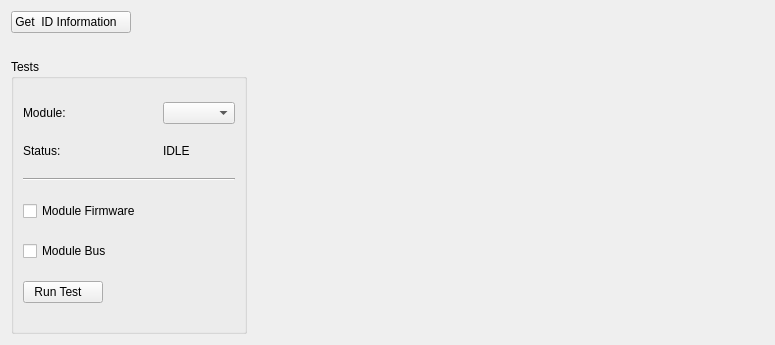
Qt form slsDetectorGui/forms/form_tab_debugging.ui (slsdetectorgroup/slsDetectorPackage) before a commit.
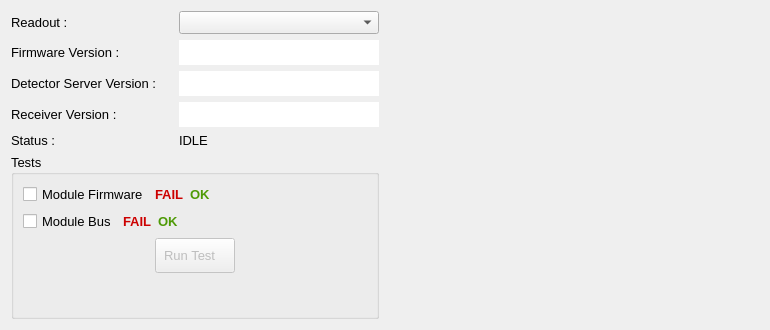
The same form after that commit. Icons and pictures are not drawn.

Diff of the .ui file:
```diff
--- a/slsDetectorGui/forms/form_tab_debugging.ui
+++ b/slsDetectorGui/forms/form_tab_debugging.ui
@@ -6,8 +6,8 @@
    <rect>
     <x>0</x>
     <y>0</y>
-    <width>775</width>
-    <height>345</height>
+    <width>770</width>
+    <height>330</height>
    </rect>
   </property>
   <property name="sizePolicy">
@@ -24,18 +24,24 @@
   </property>
   <property name="maximumSize">
    <size>
-    <width>1000</width>
-    <height>1000</height>
+    <width>770</width>
+    <height>330</height>
    </size>
   </property>
+  <property name="font">
+   <font>
+    <family>Cantarell</family>
+    <pointsize>10</pointsize>
+   </font>
+  </property>
   <property name="windowTitle">
    <string>Form</string>
   </property>
-  <layout class="QGridLayout" name="gridLayout_2">
+  <layout class="QGridLayout" name="gridLayout">
    <item row="0" column="0">
-    <widget class="QPushButton" name="btnGetInfo">
+    <widget class="QLabel" name="lblDetector">
      <property name="sizePolicy">
-      <sizepolicy hsizetype="Fixed" vsizetype="Fixed">
+      <sizepolicy hsizetype="Preferred" vsizetype="Preferred">
        <horstretch>0</horstretch>
        <verstretch>0</verstretch>
       </sizepolicy>
@@ -48,12 +54,18 @@
      </property>
      <property name="maximumSize">
       <size>
-       <width>16777215</width>
-       <height>16777215</height>
+       <width>200</width>
+       <height>25</height>
       </size>
      </property>
+     <property name="font">
+      <font>
+       <family>Cantarell</family>
+       <pointsize>10</pointsize>
+      </font>
+     </property>
      <property name="text">
-      <string>Get  ID Information   </string>
+      <string>Readout :</string>
      </property>
      <property name="icon">
       <iconset resource="../include/icons.qrc">
@@ -61,183 +73,798 @@
      </property>
     </widget>
    </item>
-   <item row="2" column="0">
-    <widget class="QGroupBox" name="groupBox">
-     <property name="focusPolicy">
-      <enum>Qt::NoFocus</enum>
-     </property>
-     <property name="title">
-      <string>Tests</string>
-     </property>
-     <layout class="QGridLayout" name="gridLayout">
-      <item row="0" column="1">
-       <spacer name="horizontalSpacer">
-        <property name="orientation">
-         <enum>Qt::Horizontal</enum>
-        </property>
-        <property name="sizeType">
-         <enum>QSizePolicy::Fixed</enum>
-        </property>
-        <property name="sizeHint" stdset="0">
-         <size>
-          <width>10</width>
-          <height>20</height>
-         </size>
-        </property>
-       </spacer>
-      </item>
-      <item row="1" column="0">
-       <widget class="QLabel" name="lblStatusLabel">
-        <property name="sizePolicy">
-         <sizepolicy hsizetype="Maximum" vsizetype="Fixed">
-          <horstretch>0</horstretch>
-          <verstretch>0</verstretch>
-         </sizepolicy>
-        </property>
-        <property name="maximumSize">
-         <size>
-          <width>150</width>
-          <height>16777215</height>
-         </size>
-        </property>
-        <property name="text">
-         <string>Status:</string>
-        </property>
-       </widget>
-      </item>
-      <item row="5" column="0">
-       <widget class="QPushButton" name="btnTest">
-        <property name="sizePolicy">
-         <sizepolicy hsizetype="Fixed" vsizetype="Fixed">
-          <horstretch>0</horstretch>
-          <verstretch>0</verstretch>
-         </sizepolicy>
-        </property>
-        <property name="text">
-         <string>Run Test   </string>
-        </property>
-        <property name="icon">
-         <iconset resource="../include/icons.qrc">
-          <normaloff>:/icons/images/start.png</normaloff>:/icons/images/start.png</iconset>
-        </property>
-       </widget>
-      </item>
-      <item row="3" column="0">
-       <widget class="QCheckBox" name="chkDetectorFirmware">
-        <property name="focusPolicy">
-         <enum>Qt::NoFocus</enum>
-        </property>
-        <property name="text">
-         <string>Module Firmware</string>
-        </property>
-       </widget>
-      </item>
-      <item row="0" column="0">
-       <widget class="QLabel" name="lblDetector">
-        <property name="sizePolicy">
-         <sizepolicy hsizetype="Maximum" vsizetype="Preferred">
-          <horstretch>0</horstretch>
-          <verstretch>0</verstretch>
-         </sizepolicy>
-        </property>
-        <property name="minimumSize">
-         <size>
-          <width>0</width>
-          <height>0</height>
-         </size>
-        </property>
-        <property name="maximumSize">
-         <size>
-          <width>150</width>
-          <height>16777215</height>
-         </size>
-        </property>
-        <property name="text">
-         <string>Module:</string>
-        </property>
-       </widget>
-      </item>
-      <item row="4" column="0">
-       <widget class="QCheckBox" name="chkDetectorBus">
-        <property name="focusPolicy">
-         <enum>Qt::NoFocus</enum>
-        </property>
-        <property name="text">
-         <string>Module Bus</string>
-        </property>
-       </widget>
-      </item>
-      <item row="1" column="2" colspan="2">
-       <widget class="QLabel" name="lblStatus">
-        <property name="sizePolicy">
-         <sizepolicy hsizetype="Preferred" vsizetype="Fixed">
-          <horstretch>0</horstretch>
-          <verstretch>0</verstretch>
-         </sizepolicy>
-        </property>
-        <property name="text">
-         <string>IDLE</string>
-        </property>
-       </widget>
-      </item>
-      <item row="0" column="2" colspan="2">
-       <widget class="QComboBox" name="comboDetector">
-        <property name="sizePolicy">
-         <sizepolicy hsizetype="Preferred" vsizetype="Fixed">
-          <horstretch>0</horstretch>
-          <verstretch>0</verstretch>
-         </sizepolicy>
-        </property>
-        <property name="maximumSize">
-         <size>
-          <width>16777215</width>
-          <height>16777215</height>
-         </size>
-        </property>
-       </widget>
-      </item>
-      <item row="2" column="0" colspan="4">
-       <widget class="Line" name="line">
-        <property name="orientation">
-         <enum>Qt::Horizontal</enum>
-        </property>
-       </widget>
-      </item>
-     </layout>
-    </widget>
-   </item>
-   <item row="1" column="0">
-    <spacer name="verticalSpacer">
+   <item row="0" column="1">
+    <spacer name="horizontalSpacer">
      <property name="orientation">
-      <enum>Qt::Vertical</enum>
+      <enum>Qt::Horizontal</enum>
      </property>
      <property name="sizeType">
       <enum>QSizePolicy::Fixed</enum>
      </property>
      <property name="sizeHint" stdset="0">
       <size>
-       <width>40</width>
+       <width>10</width>
        <height>20</height>
       </size>
      </property>
     </spacer>
    </item>
-   <item row="2" column="1">
+   <item row="0" column="2">
+    <widget class="QComboBox" name="comboDetector">
+     <property name="sizePolicy">
+      <sizepolicy hsizetype="Expanding" vsizetype="Fixed">
+       <horstretch>0</horstretch>
+       <verstretch>0</verstretch>
+      </sizepolicy>
+     </property>
+     <property name="maximumSize">
+      <size>
+       <width>200</width>
+       <height>25</height>
+      </size>
+     </property>
+     <property name="font">
+      <font>
+       <family>Cantarell</family>
+       <pointsize>10</pointsize>
+      </font>
+     </property>
+     <property name="toolTip">
+      <string> to read status or run tests</string>
+     </property>
+    </widget>
+   </item>
+   <item row="1" column="0">
+    <widget class="QLabel" name="lblFirmwareVersion">
+     <property name="sizePolicy">
+      <sizepolicy hsizetype="Maximum" vsizetype="Preferred">
+       <horstretch>0</horstretch>
+       <verstretch>0</verstretch>
+      </sizepolicy>
+     </property>
+     <property name="minimumSize">
+      <size>
+       <width>0</width>
+       <height>0</height>
+      </size>
+     </property>
+     <property name="maximumSize">
+      <size>
+       <width>200</width>
+       <height>25</height>
+      </size>
+     </property>
+     <property name="font">
+      <font>
+       <family>Cantarell</family>
+       <pointsize>10</pointsize>
+      </font>
+     </property>
+     <property name="text">
+      <string>Firmware Version :</string>
+     </property>
+    </widget>
+   </item>
+   <item row="1" column="2">
+    <widget class="QLineEdit" name="dispFirmwareVersion">
+     <property name="sizePolicy">
+      <sizepolicy hsizetype="Expanding" vsizetype="Fixed">
+       <horstretch>0</horstretch>
+       <verstretch>0</verstretch>
+      </sizepolicy>
+     </property>
+     <property name="minimumSize">
+      <size>
+       <width>0</width>
+       <height>25</height>
+      </size>
+     </property>
+     <property name="maximumSize">
+      <size>
+       <width>200</width>
+       <height>25</height>
+      </size>
+     </property>
+     <property name="font">
+      <font>
+       <family>Cantarell</family>
+       <pointsize>10</pointsize>
+      </font>
+     </property>
+     <property name="toolTip">
+      <string>&lt;html&gt;&lt;head/&gt;&lt;body&gt;&lt;p&gt;Sets output file name prefix&lt;/p&gt;&lt;p&gt;#fname#&lt;/p&gt;&lt;/body&gt;&lt;/html&gt;</string>
+     </property>
+     <property name="text">
+      <string/>
+     </property>
+     <property name="frame">
+      <bool>false</bool>
+     </property>
+     <property name="readOnly">
+      <bool>true</bool>
+     </property>
+    </widget>
+   </item>
+   <item row="2" column="0">
+    <widget class="QLabel" name="lblSoftwareVersion">
+     <property name="sizePolicy">
+      <sizepolicy hsizetype="Maximum" vsizetype="Preferred">
+       <horstretch>0</horstretch>
+       <verstretch>0</verstretch>
+      </sizepolicy>
+     </property>
+     <property name="minimumSize">
+      <size>
+       <width>0</width>
+       <height>0</height>
+      </size>
+     </property>
+     <property name="maximumSize">
+      <size>
+       <width>200</width>
+       <height>25</height>
+      </size>
+     </property>
+     <property name="font">
+      <font>
+       <family>Cantarell</family>
+       <pointsize>10</pointsize>
+      </font>
+     </property>
+     <property name="text">
+      <string>Detector Server Version :</string>
+     </property>
+    </widget>
+   </item>
+   <item row="2" column="2">
+    <widget class="QLineEdit" name="dispSoftwareVersion">
+     <property name="sizePolicy">
+      <sizepolicy hsizetype="Expanding" vsizetype="Fixed">
+       <horstretch>0</horstretch>
+       <verstretch>0</verstretch>
+      </sizepolicy>
+     </property>
+     <property name="minimumSize">
+      <size>
+       <width>0</width>
+       <height>25</height>
+      </size>
+     </property>
+     <property name="maximumSize">
+      <size>
+       <width>200</width>
+       <height>25</height>
+      </size>
+     </property>
+     <property name="font">
+      <font>
+       <family>Cantarell</family>
+       <pointsize>10</pointsize>
+      </font>
+     </property>
+     <property name="toolTip">
+      <string>&lt;html&gt;&lt;head/&gt;&lt;body&gt;&lt;p&gt;Sets output file name prefix&lt;/p&gt;&lt;p&gt;#fname#&lt;/p&gt;&lt;/body&gt;&lt;/html&gt;</string>
+     </property>
+     <property name="text">
+      <string/>
+     </property>
+     <property name="frame">
+      <bool>false</bool>
+     </property>
+     <property name="readOnly">
+      <bool>true</bool>
+     </property>
+    </widget>
+   </item>
+   <item row="2" column="3">
     <spacer name="horizontalSpacer_2">
      <property name="orientation">
       <enum>Qt::Horizontal</enum>
      </property>
-     <property name="sizeType">
-      <enum>QSizePolicy::Expanding</enum>
-     </property>
      <property name="sizeHint" stdset="0">
       <size>
-       <width>20</width>
+       <width>40</width>
        <height>20</height>
       </size>
      </property>
     </spacer>
    </item>
+   <item row="3" column="0">
+    <widget class="QLabel" name="lblReceiverVersion">
+     <property name="sizePolicy">
+      <sizepolicy hsizetype="Maximum" vsizetype="Preferred">
+       <horstretch>0</horstretch>
+       <verstretch>0</verstretch>
+      </sizepolicy>
+     </property>
+     <property name="minimumSize">
+      <size>
+       <width>0</width>
+       <height>0</height>
+      </size>
+     </property>
+     <property name="maximumSize">
+      <size>
+       <width>200</width>
+       <height>25</height>
+      </size>
+     </property>
+     <property name="font">
+      <font>
+       <family>Cantarell</family>
+       <pointsize>10</pointsize>
+      </font>
+     </property>
+     <property name="text">
+      <string>Receiver Version :</string>
+     </property>
+    </widget>
+   </item>
+   <item row="3" column="2">
+    <widget class="QLineEdit" name="dispReceiverVersion">
+     <property name="sizePolicy">
+      <sizepolicy hsizetype="Expanding" vsizetype="Fixed">
+       <horstretch>0</horstretch>
+       <verstretch>0</verstretch>
+      </sizepolicy>
+     </property>
+     <property name="minimumSize">
+      <size>
+       <width>0</width>
+       <height>25</height>
+      </size>
+     </property>
+     <property name="maximumSize">
+      <size>
+       <width>200</width>
+       <height>25</height>
+      </size>
+     </property>
+     <property name="font">
+      <font>
+       <family>Cantarell</family>
+       <pointsize>10</pointsize>
+      </font>
+     </property>
+     <property name="toolTip">
+      <string>&lt;html&gt;&lt;head/&gt;&lt;body&gt;&lt;p&gt;Sets output file name prefix&lt;/p&gt;&lt;p&gt;#fname#&lt;/p&gt;&lt;/body&gt;&lt;/html&gt;</string>
+     </property>
+     <property name="text">
+      <string/>
+     </property>
+     <property name="frame">
+      <bool>false</bool>
+     </property>
+     <property name="readOnly">
+      <bool>true</bool>
+     </property>
+    </widget>
+   </item>
+   <item row="4" column="0">
+    <widget class="QLabel" name="lblStatusLabel">
+     <property name="sizePolicy">
+      <sizepolicy hsizetype="Maximum" vsizetype="Fixed">
+       <horstretch>0</horstretch>
+       <verstretch>0</verstretch>
+      </sizepolicy>
+     </property>
+     <property name="maximumSize">
+      <size>
+       <width>200</width>
+       <height>25</height>
+      </size>
+     </property>
+     <property name="font">
+      <font>
+       <family>Cantarell</family>
+       <pointsize>10</pointsize>
+      </font>
+     </property>
+     <property name="text">
+      <string>Status :</string>
+     </property>
+    </widget>
+   </item>
+   <item row="4" column="2">
+    <widget class="QLabel" name="lblStatus">
+     <property name="sizePolicy">
+      <sizepolicy hsizetype="Preferred" vsizetype="Fixed">
+       <horstretch>0</horstretch>
+       <verstretch>0</verstretch>
+      </sizepolicy>
+     </property>
+     <property name="maximumSize">
+      <size>
+       <width>200</width>
+       <height>16777215</height>
+      </size>
+     </property>
+     <property name="font">
+      <font>
+       <family>Cantarell</family>
+       <pointsize>10</pointsize>
+      </font>
+     </property>
+     <property name="text">
+      <string>IDLE</string>
+     </property>
+    </widget>
+   </item>
+   <item row="5" column="0" colspan="3">
+    <layout class="QHBoxLayout" name="horizontalLayout_5">
+     <item>
+      <widget class="QGroupBox" name="groupTest">
+       <property name="enabled">
+        <bool>true</bool>
+       </property>
+       <property name="sizePolicy">
+        <sizepolicy hsizetype="Expanding" vsizetype="Preferred">
+         <horstretch>0</horstretch>
+         <verstretch>0</verstretch>
+        </sizepolicy>
+       </property>
+       <property name="minimumSize">
+        <size>
+         <width>280</width>
+         <height>0</height>
+        </size>
+       </property>
+       <property name="font">
+        <font>
+         <family>Cantarell</family>
+         <pointsize>10</pointsize>
+        </font>
+       </property>
+       <property name="focusPolicy">
+        <enum>Qt::NoFocus</enum>
+       </property>
+       <property name="title">
+        <string>Tests</string>
+       </property>
+       <layout class="QGridLayout" name="gridLayout_2">
+        <item row="1" column="0">
+         <layout class="QHBoxLayout" name="horizontalLayout_3">
+          <item>
+           <widget class="QCheckBox" name="chkDetectorBus">
+            <property name="minimumSize">
+             <size>
+              <width>0</width>
+              <height>0</height>
+             </size>
+            </property>
+            <property name="maximumSize">
+             <size>
+              <width>150</width>
+              <height>16777215</height>
+             </size>
+            </property>
+            <property name="font">
+             <font>
+              <family>Cantarell</family>
+              <pointsize>10</pointsize>
+             </font>
+            </property>
+            <property name="focusPolicy">
+             <enum>Qt::NoFocus</enum>
+            </property>
+            <property name="text">
+             <string>Module Bus</string>
+            </property>
+           </widget>
+          </item>
+          <item>
+           <widget class="QLabel" name="lblBusTestFail">
+            <property name="sizePolicy">
+             <sizepolicy hsizetype="Preferred" vsizetype="Preferred">
+              <horstretch>0</horstretch>
+              <verstretch>0</verstretch>
+             </sizepolicy>
+            </property>
+            <property name="minimumSize">
+             <size>
+              <width>0</width>
+              <height>0</height>
+             </size>
+            </property>
+            <property name="maximumSize">
+             <size>
+              <width>200</width>
+              <height>25</height>
+             </size>
+            </property>
+            <property name="palette">
+             <palette>
+              <active>
+               <colorrole role="WindowText">
+                <brush brushstyle="SolidPattern">
+                 <color alpha="255">
+                  <red>204</red>
+                  <green>0</green>
+                  <blue>0</blue>
+                 </color>
+                </brush>
+               </colorrole>
+              </active>
+              <inactive>
+               <colorrole role="WindowText">
+                <brush brushstyle="SolidPattern">
+                 <color alpha="255">
+                  <red>204</red>
+                  <green>0</green>
+                  <blue>0</blue>
+                 </color>
+                </brush>
+               </colorrole>
+              </inactive>
+              <disabled>
+               <colorrole role="WindowText">
+                <brush brushstyle="SolidPattern">
+                 <color alpha="255">
+                  <red>190</red>
+                  <green>190</green>
+                  <blue>190</blue>
+                 </color>
+                </brush>
+               </colorrole>
+              </disabled>
+             </palette>
+            </property>
+            <property name="font">
+             <font>
+              <family>Cantarell</family>
+              <pointsize>10</pointsize>
+              <weight>75</weight>
+              <bold>true</bold>
+             </font>
+            </property>
+            <property name="text">
+             <string>FAIL</string>
+            </property>
+           </widget>
+          </item>
+          <item>
+           <widget class="QLabel" name="lblBusTestOk">
+            <property name="sizePolicy">
+             <sizepolicy hsizetype="Preferred" vsizetype="Preferred">
+              <horstretch>0</horstretch>
+              <verstretch>0</verstretch>
+             </sizepolicy>
+            </property>
+            <property name="minimumSize">
+             <size>
+              <width>0</width>
+              <height>0</height>
+             </size>
+            </property>
+            <property name="maximumSize">
+             <size>
+              <width>200</width>
+              <height>25</height>
+             </size>
+            </property>
+            <property name="palette">
+             <palette>
+              <active>
+               <colorrole role="WindowText">
+                <brush brushstyle="SolidPattern">
+                 <color alpha="255">
+                  <red>78</red>
+                  <green>154</green>
+                  <blue>6</blue>
+                 </color>
+                </brush>
+               </colorrole>
+              </active>
+              <inactive>
+               <colorrole role="WindowText">
+                <brush brushstyle="SolidPattern">
+                 <color alpha="255">
+                  <red>78</red>
+                  <green>154</green>
+                  <blue>6</blue>
+                 </color>
+                </brush>
+               </colorrole>
+              </inactive>
+              <disabled>
+               <colorrole role="WindowText">
+                <brush brushstyle="SolidPattern">
+                 <color alpha="255">
+                  <red>190</red>
+                  <green>190</green>
+                  <blue>190</blue>
+                 </color>
+                </brush>
+               </colorrole>
+              </disabled>
+             </palette>
+            </property>
+            <property name="font">
+             <font>
+              <family>Cantarell</family>
+              <pointsize>10</pointsize>
+              <weight>75</weight>
+              <bold>true</bold>
+             </font>
+            </property>
+            <property name="text">
+             <string>OK</string>
+            </property>
+           </widget>
+          </item>
+          <item>
+           <spacer name="horizontalSpacer_4">
+            <property name="orientation">
+             <enum>Qt::Horizontal</enum>
+            </property>
+            <property name="sizeHint" stdset="0">
+             <size>
+              <width>40</width>
+              <height>20</height>
+             </size>
+            </property>
+           </spacer>
+          </item>
+         </layout>
+        </item>
+        <item row="2" column="0">
+         <layout class="QHBoxLayout" name="horizontalLayout_4">
+          <item>
+           <widget class="QPushButton" name="btnTest">
+            <property name="enabled">
+             <bool>false</bool>
+            </property>
+            <property name="sizePolicy">
+             <sizepolicy hsizetype="Fixed" vsizetype="Fixed">
+              <horstretch>0</horstretch>
+              <verstretch>0</verstretch>
+             </sizepolicy>
+            </property>
+            <property name="minimumSize">
+             <size>
+              <width>0</width>
+              <height>35</height>
+             </size>
+            </property>
+            <property name="maximumSize">
+             <size>
+              <width>16777215</width>
+              <height>35</height>
+             </size>
+            </property>
+            <property name="font">
+             <font>
+              <family>Cantarell</family>
+              <pointsize>10</pointsize>
+             </font>
+            </property>
+            <property name="text">
+             <string>Run Test   </string>
+            </property>
+            <property name="icon">
+             <iconset resource="../include/icons.qrc">
+              <normaloff>:/icons/images/start.png</normaloff>:/icons/images/start.png</iconset>
+            </property>
+           </widget>
+          </item>
+         </layout>
+        </item>
+        <item row="0" column="0">
+         <layout class="QHBoxLayout" name="horizontalLayout_2">
+          <item>
+           <widget class="QCheckBox" name="chkDetectorFirmware">
+            <property name="minimumSize">
+             <size>
+              <width>0</width>
+              <height>0</height>
+             </size>
+            </property>
+            <property name="maximumSize">
+             <size>
+              <width>150</width>
+              <height>16777215</height>
+             </size>
+            </property>
+            <property name="font">
+             <font>
+              <family>Cantarell</family>
+              <pointsize>10</pointsize>
+             </font>
+            </property>
+            <property name="focusPolicy">
+             <enum>Qt::NoFocus</enum>
+            </property>
+            <property name="text">
+             <string>Module Firmware</string>
+            </property>
+           </widget>
+          </item>
+          <item>
+           <widget class="QLabel" name="lblFwTestFail">
+            <property name="sizePolicy">
+             <sizepolicy hsizetype="Preferred" vsizetype="Preferred">
+              <horstretch>0</horstretch>
+              <verstretch>0</verstretch>
+             </sizepolicy>
+            </property>
+            <property name="minimumSize">
+             <size>
+              <width>0</width>
+              <height>0</height>
+             </size>
+            </property>
+            <property name="maximumSize">
+             <size>
+              <width>200</width>
+              <height>25</height>
+             </size>
+            </property>
+            <property name="palette">
+             <palette>
+              <active>
+               <colorrole role="WindowText">
+                <brush brushstyle="SolidPattern">
+                 <color alpha="255">
+                  <red>204</red>
+                  <green>0</green>
+                  <blue>0</blue>
+                 </color>
+                </brush>
+               </colorrole>
+              </active>
+              <inactive>
+               <colorrole role="WindowText">
+                <brush brushstyle="SolidPattern">
+                 <color alpha="255">
+                  <red>204</red>
+                  <green>0</green>
+                  <blue>0</blue>
+                 </color>
+                </brush>
+               </colorrole>
+              </inactive>
+              <disabled>
+               <colorrole role="WindowText">
+                <brush brushstyle="SolidPattern">
+                 <color alpha="255">
+                  <red>190</red>
+                  <green>190</green>
+                  <blue>190</blue>
+                 </color>
+                </brush>
+               </colorrole>
+              </disabled>
+             </palette>
+            </property>
+            <property name="font">
+             <font>
+              <family>Cantarell</family>
+              <pointsize>10</pointsize>
+              <weight>75</weight>
+              <bold>true</bold>
+             </font>
+            </property>
+            <property name="text">
+             <string>FAIL</string>
+            </property>
+           </widget>
+          </item>
+          <item>
+           <widget class="QLabel" name="lblFwTestOk">
+            <property name="sizePolicy">
+             <sizepolicy hsizetype="Preferred" vsizetype="Preferred">
+              <horstretch>0</horstretch>
+              <verstretch>0</verstretch>
+             </sizepolicy>
+            </property>
+            <property name="minimumSize">
+             <size>
+              <width>0</width>
+              <height>0</height>
+             </size>
+            </property>
+            <property name="maximumSize">
+             <size>
+              <width>200</width>
+              <height>25</height>
+             </size>
+            </property>
+            <property name="palette">
+             <palette>
+              <active>
+               <colorrole role="WindowText">
+                <brush brushstyle="SolidPattern">
+                 <color alpha="255">
+                  <red>78</red>
+                  <green>154</green>
+                  <blue>6</blue>
+                 </color>
+                </brush>
+               </colorrole>
+              </active>
+              <inactive>
+               <colorrole role="WindowText">
+                <brush brushstyle="SolidPattern">
+                 <color alpha="255">
+                  <red>78</red>
+                  <green>154</green>
+                  <blue>6</blue>
+                 </color>
+                </brush>
+               </colorrole>
+              </inactive>
+              <disabled>
+               <colorrole role="WindowText">
+                <brush brushstyle="SolidPattern">
+                 <color alpha="255">
+                  <red>190</red>
+                  <green>190</green>
+                  <blue>190</blue>
+                 </color>
+                </brush>
+               </colorrole>
+              </disabled>
+             </palette>
+            </property>
+            <property name="font">
+             <font>
+              <family>Cantarell</family>
+              <pointsize>10</pointsize>
+              <weight>75</weight>
+              <bold>true</bold>
+             </font>
+            </property>
+            <property name="text">
+             <string>OK</string>
+            </property>
+           </widget>
+          </item>
+          <item>
+           <spacer name="horizontalSpacer_3">
+            <property name="orientation">
+             <enum>Qt::Horizontal</enum>
+            </property>
+            <property name="sizeHint" stdset="0">
+             <size>
+              <width>40</width>
+              <height>20</height>
+             </size>
+            </property>
+           </spacer>
+          </item>
+         </layout>
+        </item>
+        <item row="3" column="0">
+         <spacer name="verticalSpacer">
+          <property name="orientation">
+           <enum>Qt::Vertical</enum>
+          </property>
+          <property name="sizeHint" stdset="0">
+           <size>
+            <width>20</width>
+            <height>40</height>
+           </size>
+          </property>
+         </spacer>
+        </item>
+       </layout>
+      </widget>
+     </item>
+    </layout>
+   </item>
+   <item row="5" column="3">
+    <spacer name="horizontalSpacer_5">
+     <property name="orientation">
+      <enum>Qt::Horizontal</enum>
+     </property>
+     <property name="sizeHint" stdset="0">
+      <size>
+       <width>377</width>
+       <height>17</height>
+      </size>
+     </property>
+    </spacer>
+   </item>
   </layout>
  </widget>
  <resources>
```
Left out of the diff: 4 changed lines with no effect on the pictures.
